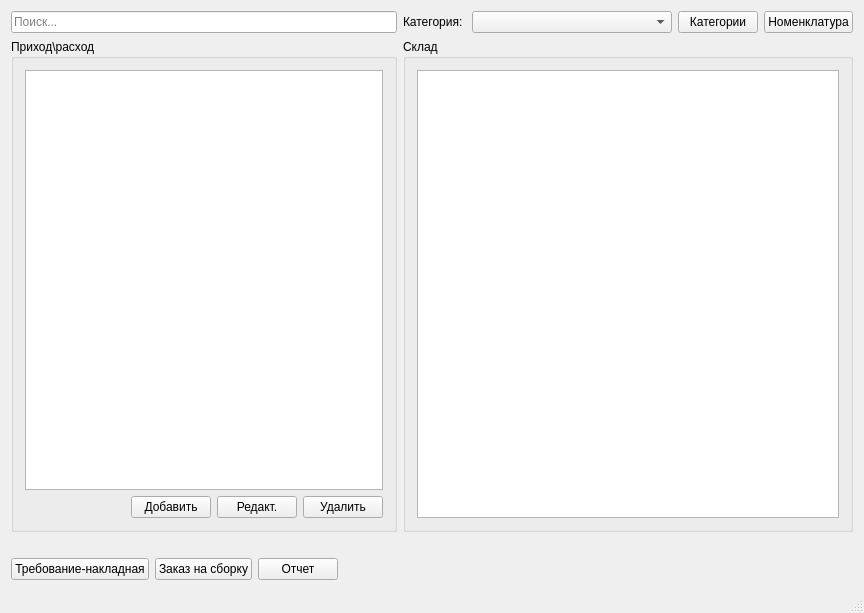
The window that mainwindow.ui (igrekus/depot) describes before a commit, drawn with Qt 5.
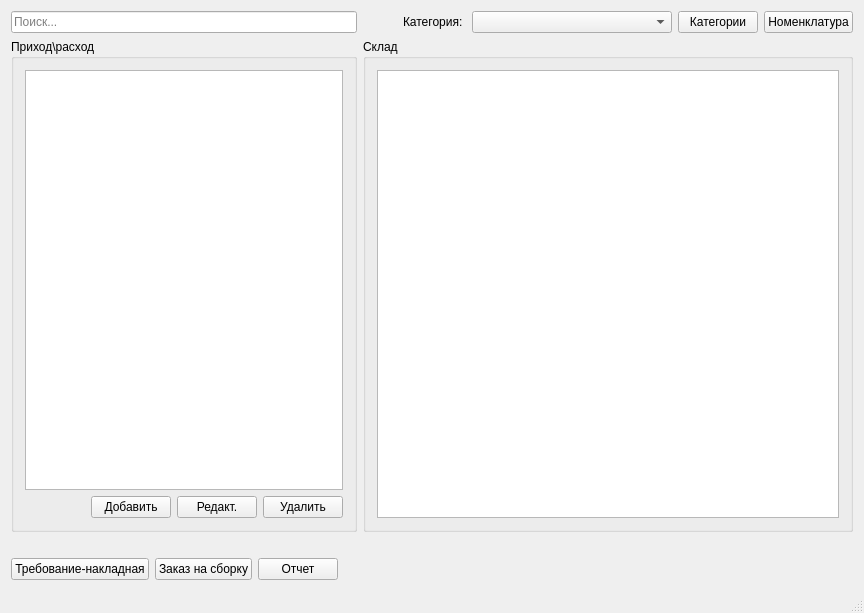
The same window after the commit.

```diff
--- a/mainwindow.ui
+++ b/mainwindow.ui
@@ -26,6 +26,19 @@
       </item>
       <item row="0" column="1">
        <layout class="QHBoxLayout" name="horizontalLayout_2">
+        <item>
+         <spacer name="horizontalSpacer">
+          <property name="orientation">
+           <enum>Qt::Horizontal</enum>
+          </property>
+          <property name="sizeHint" stdset="0">
+           <size>
+            <width>40</width>
+            <height>20</height>
+           </size>
+          </property>
+         </spacer>
+        </item>
         <item>
          <widget class="QLabel" name="lblCategory">
           <property name="text">
```
